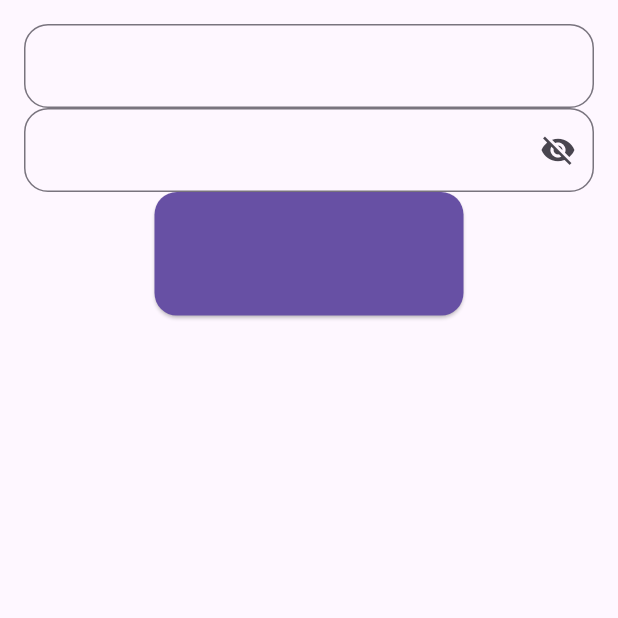
After one commit to pedrokGs/taskly, a Flutter app: the screen it shows after launch, on a phone screen of 412 x 824 dp, the top half of it. The commit adds this screen. Run offline on Flutter 3.47's test engine with Material 3 defaults, Android fonts, the phone set to English and light mode, and no system bars; our stand-ins replace equatable, firebase_auth, firebase_core, flutter_riverpod, get_it, go_router and 1 more; accounts and stored records are empty; generated files the repository leaves out were written again.

Commit message:
Testes Unitários, GoRouter & Login concluídos

```diff
--- a/lib/features/auth/data/repositories/auth_repository_impl.dart
+++ b/lib/features/auth/data/repositories/auth_repository_impl.dart
@@ -17,7 +17,7 @@ class AuthRepositoryImpl implements AuthRepository {
 
   @override
   Stream<AuthUserEntity?> get authUser => remoteDataSource.authUser.map((user) {
-    if(user == null) return null;
+    if(user == null) return AuthUserEntity.empty;
     return AuthUserEntity(uid: user.uid, email: user.email);
   },);
 
--- /dev/null
+++ b/lib/features/auth/presentation/screens/sign_in_screen.dart
@@ -0,0 +1,63 @@
+import 'package:flutter/material.dart';
+import 'package:flutter_riverpod/flutter_riverpod.dart';
+import 'package:taskly/features/auth/presentation/providers/sign_in_use_case_provider.dart';
+import 'package:taskly/features/auth/presentation/widgets/custom_form_text_field.dart';
+import 'package:taskly/features/auth/presentation/widgets/submit_form_button.dart';
+
+class SignInScreen extends ConsumerWidget {
+  const SignInScreen({super.key});
+
+  @override
+  Widget build(BuildContext context, WidgetRef ref) {
+    final signInUseCase = ref.watch(signInUseCaseProvider);
+    final _formKey = GlobalKey<FormState>();
+
+    final _emailController = TextEditingController();
+    final _passwordController = TextEditingController();
+
+    return Scaffold(
+      body: Padding(
+        padding: EdgeInsets.all(16.0),
+        child: Center(
+          child: Form(
+            key: _formKey,
+            child: Column(
+              children: [
+                CustomFormTextField(controller: _emailController,
+                  validator: (value) {
+                    if (value == null || value.trim().isEmpty) {
+                      return 'Campo obrigatório';
+                    }
+                    if (!RegExp(r'^[\w-\.]+@([\w-]+\.)+[\w-]{2,4}$').hasMatch(value.trim())) {
+                      return 'E-mail inválido';
+                    }
+                    return null;
+                  },),
+                CustomFormTextField(
+                  controller: _passwordController,
+                  isPassword: true,
+                  validator: (value) {
+                    if (value == null || value.trim().isEmpty) {
+                      return 'Campo obrigatório';
+                    }
+                    if (value.trim().length < 6) {
+                      return 'Senha muito curta';
+                    }
+                    return null;
+                  },
+                ),
+                SubmitFormButton(onPressed: () {
+                  if(_formKey.currentState!.validate()){
+                    signInUseCase.call(email: _emailController.text.trim(), password: _passwordController.text.trim());
+                  } else{
+                    ScaffoldMessenger.of(context).showSnackBar(SnackBar(content: Text("Campos inválidos")));
+                  }
+                },)
+              ],
+            ),
+          ),
+        ),
+      ),
+    );
+  }
+}
--- /dev/null
+++ b/lib/features/auth/presentation/widgets/submit_form_button.dart
@@ -0,0 +1,21 @@
+import 'package:flutter/material.dart';
+
+class SubmitFormButton extends StatelessWidget {
+  final VoidCallback? onPressed;
+  final String? labelText;
+  const SubmitFormButton({super.key, this.labelText, required this.onPressed});
+
+  @override
+  Widget build(BuildContext context) {
+    return SizedBox(
+      height: MediaQuery.of(context).size.height * 0.1,
+      width: MediaQuery.of(context).size.width * 0.5,
+      child: ElevatedButton(onPressed: onPressed, style: ElevatedButton.styleFrom(
+        backgroundColor: Theme.of(context).colorScheme.primary,
+        foregroundColor: Theme.of(context).colorScheme.onSurface,
+        textStyle: Theme.of(context).textTheme.bodyMedium,
+        shape: RoundedRectangleBorder(borderRadius: BorderRadius.circular(15.0))
+      ), child: Text(labelText ?? "")),
+    );
+  }
+}
--- a/lib/main.dart
+++ b/lib/main.dart
@@ -2,28 +2,47 @@ import 'package:firebase_core/firebase_core.dart';
 import 'package:flutter/cupertino.dart';
 import 'package:flutter/material.dart';
 import 'package:flutter_riverpod/flutter_riverpod.dart';
+import 'package:go_router/go_router.dart';
+import 'package:taskly/common/screens/error_screen.dart';
+import 'package:taskly/common/screens/loading_screen.dart';
 import 'package:taskly/core/get_it/get_it.dart';
-import 'package:taskly/features/home/presentation/screens/home_page.dart';
 import 'package:taskly/features/theme/presentation/providers/theme_provider.dart';
 
 import 'core/configs/firebase_options_dev.dart' as dev;
 import 'core/configs/firebase_options_prod.dart' as prod;
+import 'features/auth/presentation/screens/sign_in_screen.dart';
 
-void main() async{
+final _router = GoRouter(
+  initialLocation: '/login',
+  // redirect
+  routes: [
+    GoRoute(
+      path: '/error',
+      builder: (context, state) {
+        final errorMessage =
+            state.uri.queryParameters['errorMessage'] ?? 'Erro desconhecido';
+        return ErrorScreen(errorMessage: errorMessage);
+      },
+    ),
+    GoRoute(path: '/loading', builder: (context, state) => LoadingScreen()),
+    GoRoute(path: '/login', builder: (context, state) => SignInScreen()),
+  ],
+);
+
+void main() async {
   WidgetsFlutterBinding.ensureInitialized();
   bool isProd = bool.fromEnvironment("darm.vm.product");
 
   await Firebase.initializeApp(
-    options: isProd ? prod.DefaultFirebaseOptions.currentPlatform
+    options: isProd
+        ? prod.DefaultFirebaseOptions.currentPlatform
         : dev.DefaultFirebaseOptions.currentPlatform,
     name: "Taskly",
   );
 
   await setupLocator();
 
-  runApp(
-    ProviderScope(child: TasklyApp()),
-  );
+  runApp(ProviderScope(child: TasklyApp()));
 }
 
 class TasklyApp extends ConsumerWidget {
@@ -34,23 +53,17 @@ class TasklyApp extends ConsumerWidget {
     final themeState = ref.watch(themeNotifierProvider);
 
     return themeState.when(
-      data: (themeMode) => MaterialApp(
+      data: (themeMode) => MaterialApp.router(
         title: 'Taskly',
         theme: ThemeData.light(),
         darkTheme: ThemeData.dark(),
         themeMode: themeMode,
-        home: const HomePage(),
+        routerConfig: _router,
       ),
-      loading: () => const MaterialApp(
-        home: Scaffold(
-          body: Center(child: CircularProgressIndicator()),
-        ),
-      ),
-      error: (e, st) => MaterialApp(
-        home: Scaffold(
-          body: Center(child: Text('Erro ao carregar tema')),
-        ),
-      ),
+      loading: () =>
+          MaterialApp.router(title: 'Taskly', routerConfig: _router),
+      error: (error, stacktrace) =>
+          MaterialApp.router(title: 'Taskly', routerConfig: _router),
     );
   }
 }
--- a/pubspec.yaml
+++ b/pubspec.yaml
@@ -19,6 +19,9 @@ dependencies:
   firebase_core: ^4.1.1
   firebase_auth: ^6.1.0
   cloud_firestore: ^6.0.2
+  mockito: ^5.5.0
+  equatable: ^2.0.7
+  go_router: ^16.2.4
 
 dev_dependencies:
   flutter_test:
@@ -27,6 +30,7 @@ dev_dependencies:
   flutter_lints: ^5.0.0
   custom_lint: ^0.8.0
   riverpod_lint: ^3.0.0
+  build_runner: ^2.4.6
 
 flutter:
 
```
Also changed, not shown: lib/common/screens/error_screen.dart (added, +13 -0 lines), lib/common/screens/loading_screen.dart (added, +10 -0 lines), lib/features/auth/data/models/auth_user_model.dart (+9 -1 lines), lib/features/auth/domain/entities/auth_user_entity.dart (+10 -1 lines), pubspec.lock, 3 other files.
